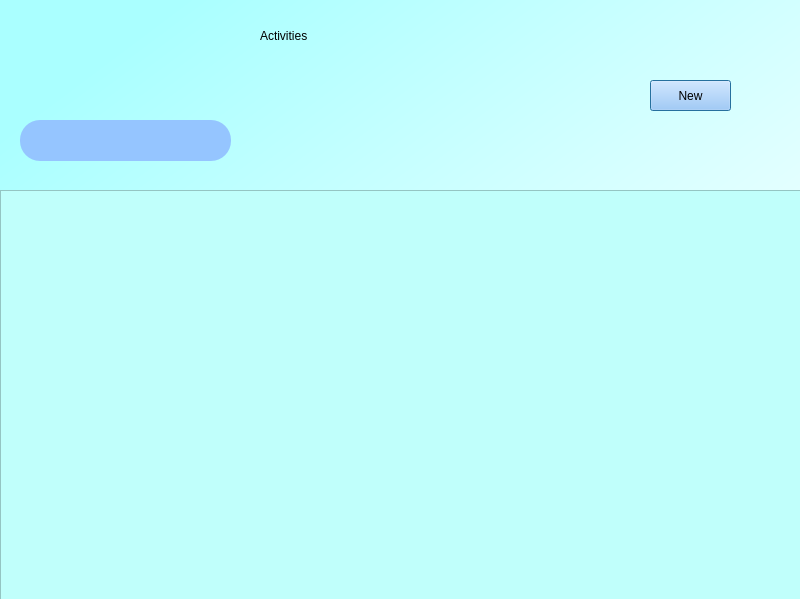
Qt form activities.ui (nehamalviya22/Assure_Effort_Desktop_Application) before a commit.
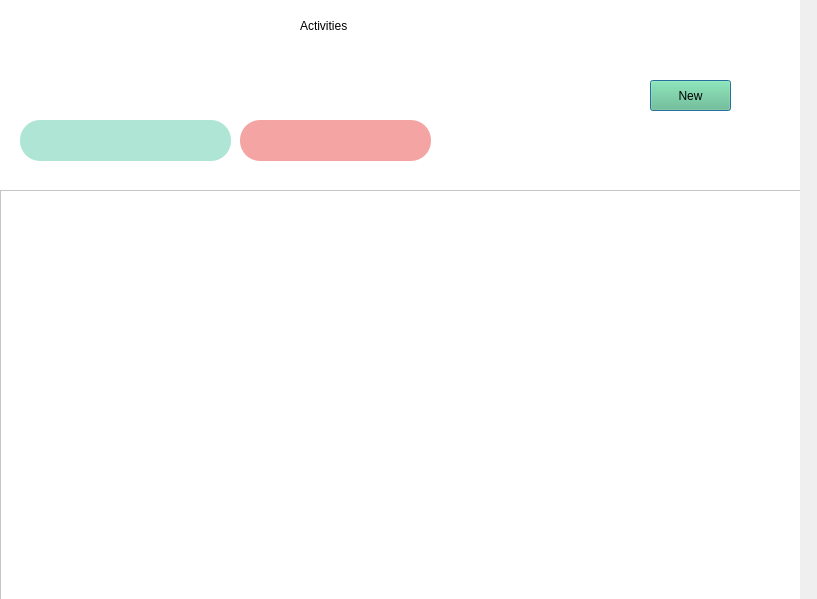
The same form after that commit.

Commit message: update design of all screen

```diff
--- a/activities.ui
+++ b/activities.ui
@@ -6,7 +6,7 @@
    <rect>
     <x>0</x>
     <y>0</y>
-    <width>800</width>
+    <width>817</width>
     <height>599</height>
    </rect>
   </property>
@@ -23,15 +23,14 @@
     </rect>
    </property>
    <property name="styleSheet">
-    <string notr="true">QWidget#bgwidget{
-background-color:qlineargradient(spread:pad, x1:0.105, y1:0.125, x2:0.916, y2:0.931818, stop:0 rgba(170, 255, 255, 255), stop:1 rgba(255, 255, 255, 255));}</string>
+    <string notr="true">background-color: rgb(255, 255, 255);</string>
    </property>
    <widget class="QLabel" name="activities">
     <property name="geometry">
      <rect>
-      <x>260</x>
-      <y>10</y>
-      <width>231</width>
+      <x>300</x>
+      <y>0</y>
+      <width>151</width>
       <height>51</height>
      </rect>
     </property>
@@ -54,7 +53,7 @@
     <property name="styleSheet">
      <string notr="true">color: rgb(0, 0, 0);
 font: 12pt &quot;Sans Serif&quot;;
-background-color: rgb(149, 197, 255)</string>
+background-color: rgb(97, 191, 132);</string>
     </property>
     <property name="text">
      <string>New</string>
@@ -86,7 +85,7 @@
      </rect>
     </property>
     <property name="styleSheet">
-     <string notr="true">background-color: rgb(192, 255, 251);</string>
+     <string notr="true">background-color: rgb(255, 255, 255);</string>
     </property>
    </widget>
    <widget class="QPushButton" name="hours">
@@ -102,7 +101,26 @@
      <string notr="true">border-radius:20px;
 color: rgb(0, 0, 0);
 font: 10pt &quot;Sans Serif&quot;;
-background-color: rgb(149, 197, 255)</string>
+background-color: rgb(174, 229, 213);</string>
+    </property>
+    <property name="text">
+     <string/>
+    </property>
+   </widget>
+   <widget class="QPushButton" name="breakHours">
+    <property name="geometry">
+     <rect>
+      <x>240</x>
+      <y>120</y>
+      <width>191</width>
+      <height>41</height>
+     </rect>
+    </property>
+    <property name="styleSheet">
+     <string notr="true">border-radius:20px;
+color: rgb(0, 0, 0);
+font: 10pt &quot;Sans Serif&quot;;
+background-color: rgb(244, 164, 162);</string>
     </property>
     <property name="text">
      <string/>
```
Left out of the diff: 2 changed lines with no effect on the pictures. The commit also changes 3 other files.
